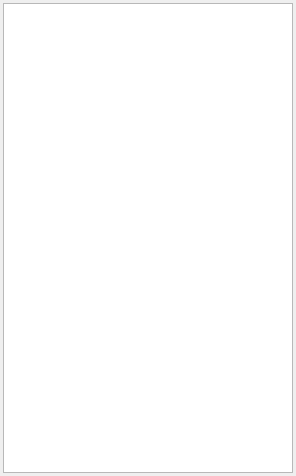
Qt form ClassyMain/ggClassyDataBrowserDockWidget.ui (TheGoofy/ggClassyArchitect) before a commit.
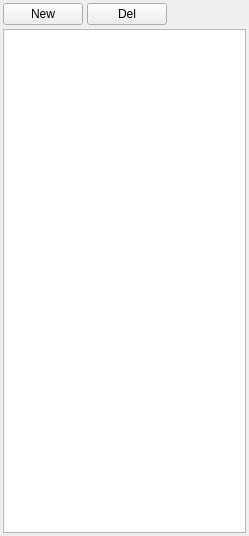
The same form after that commit.

Commit message: new class-box from selected class in tree

```diff
--- a/ClassyMain/ggClassyDataBrowserDockWidget.ui
+++ b/ClassyMain/ggClassyDataBrowserDockWidget.ui
@@ -6,8 +6,8 @@
    <rect>
     <x>0</x>
     <y>0</y>
-    <width>296</width>
-    <height>476</height>
+    <width>249</width>
+    <height>536</height>
    </rect>
   </property>
   <property name="sizePolicy">
@@ -33,6 +33,9 @@
     </sizepolicy>
    </property>
    <layout class="QVBoxLayout" name="verticalLayout">
+    <property name="spacing">
+     <number>4</number>
+    </property>
     <property name="leftMargin">
      <number>3</number>
     </property>
@@ -45,6 +48,43 @@
     <property name="bottomMargin">
      <number>3</number>
     </property>
+    <item>
+     <layout class="QHBoxLayout" name="horizontalLayout">
+      <property name="spacing">
+       <number>4</number>
+      </property>
+      <property name="leftMargin">
+       <number>0</number>
+      </property>
+      <item>
+       <widget class="QPushButton" name="mNewPushButton">
+        <property name="text">
+         <string>New</string>
+        </property>
+       </widget>
+      </item>
+      <item>
+       <widget class="QPushButton" name="mDelPushButton">
+        <property name="text">
+         <string>Del</string>
+        </property>
+       </widget>
+      </item>
+      <item>
+       <spacer name="horizontalSpacer">
+        <property name="orientation">
+         <enum>Qt::Horizontal</enum>
+        </property>
+        <property name="sizeHint" stdset="0">
+         <size>
+          <width>20</width>
+          <height>10</height>
+         </size>
+        </property>
+       </spacer>
+      </item>
+     </layout>
+    </item>
     <item>
      <widget class="QTreeView" name="mDataBrowserTreeView">
       <property name="sizePolicy">
```
The commit also changes 3 other files.
